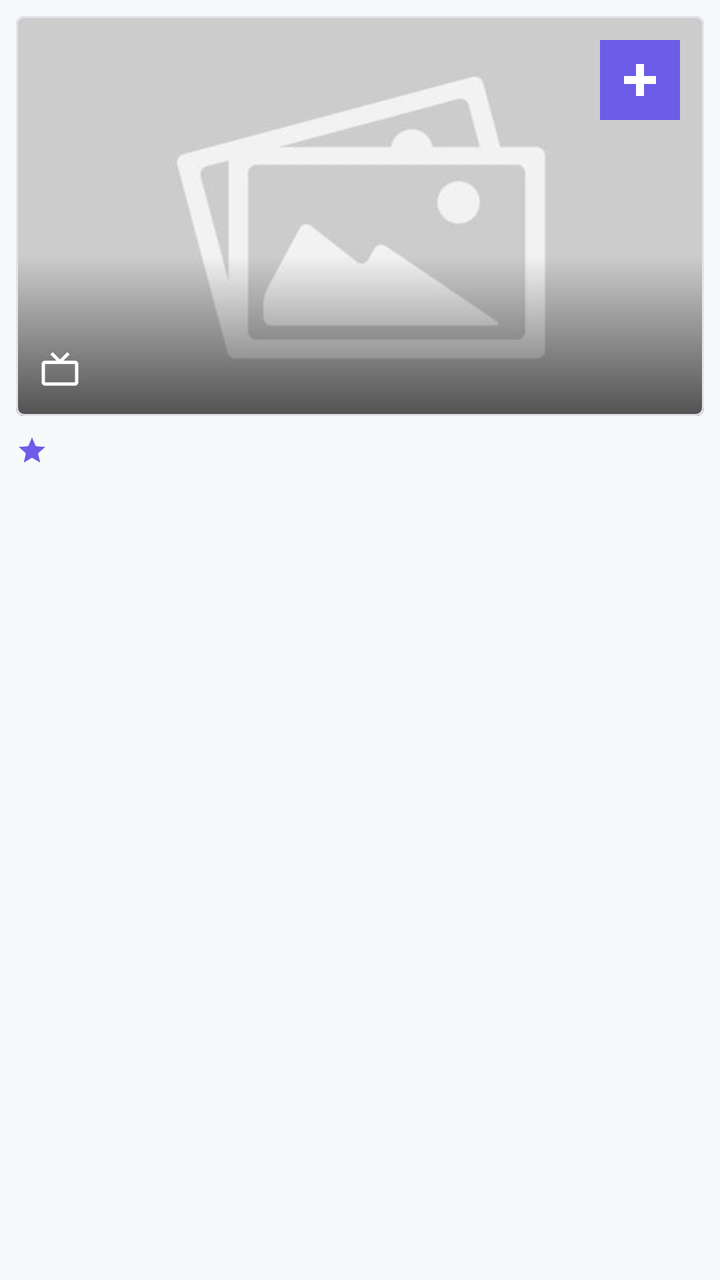
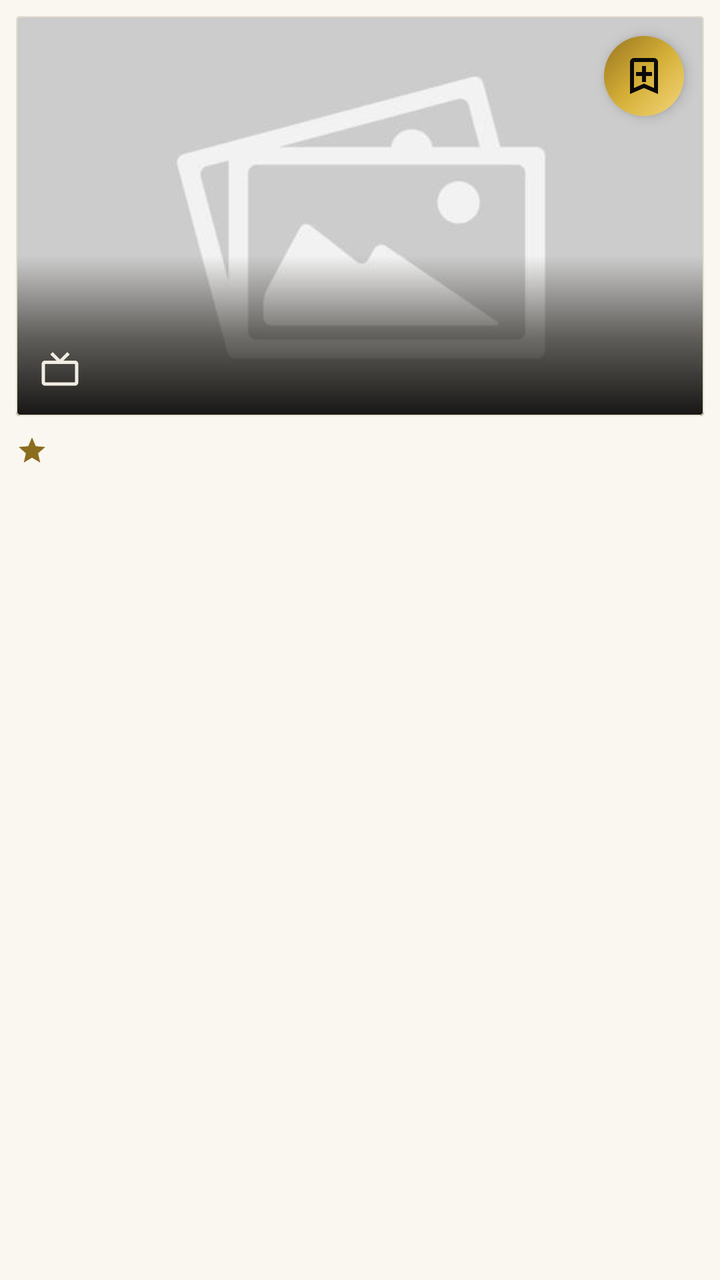

Compare the two renders of this Android layout. The source of the first and the diff that turns it into the second are given below.
<!-- AndroidManifest.xml: application theme Theme.CineXplora -->
<!-- res/layout/viewholder_resource.xml -->
<?xml version="1.0" encoding="utf-8"?>
<LinearLayout
    xmlns:android="http://schemas.android.com/apk/res/android"
    xmlns:app="http://schemas.android.com/apk/res-auto"
    android:layout_width="match_parent"
    android:layout_height="wrap_content"
    android:orientation="vertical"
    android:padding="8dp">

    <com.google.android.material.card.MaterialCardView
        android:layout_width="match_parent"
        android:layout_height="200dp"
        app:cardCornerRadius="@dimen/radius_sm"
        app:cardElevation="0dp"
        app:strokeWidth="@dimen/card_border_width"
        app:strokeColor="?android:attr/listDivider"
        app:cardBackgroundColor="?attr/colorSurface">

        <FrameLayout
            android:layout_width="match_parent"
            android:layout_height="match_parent">

            <ImageView
                android:id="@+id/imgResource"
                android:layout_width="match_parent"
                android:layout_height="match_parent"
                android:scaleType="centerCrop"
                android:src="@drawable/placeholder" />

            <View
                android:layout_width="match_parent"
                android:layout_height="80dp"
                android:layout_gravity="bottom"
                android:background="@drawable/gradient_overlay" />

            <ImageButton
                android:id="@+id/btnAddWatchlist"
                android:layout_width="40dp"
                android:layout_height="40dp"
                android:layout_gravity="top|end"
                android:layout_margin="12dp"
                android:background="?attr/colorPrimary"
                android:src="@drawable/ic_add_bold"
                app:tint="?attr/colorOnPrimary"
                android:contentDescription="Añadir a lista"
                android:foreground="?attr/selectableItemBackgroundBorderless"
                android:clickable="true"
                android:focusable="true" />

            <LinearLayout
                android:layout_width="match_parent"
                android:layout_height="wrap_content"
                android:layout_gravity="bottom"
                android:gravity="center_vertical"
                android:orientation="horizontal"
                android:padding="12dp">

                <ImageView
                    android:layout_width="20dp"
                    android:layout_height="20dp"
                    android:layout_marginEnd="8dp"
                    android:src="@drawable/ic_tv"
                    app:tint="@android:color/white" />

                <TextView
                    android:id="@+id/txtTitle"
                    android:layout_width="wrap_content"
                    android:layout_height="wrap_content"
                    android:layout_marginStart="8dp"
                    android:textColor="@android:color/white"
                    android:textSize="18sp"
                    android:textStyle="bold" />
            </LinearLayout>
        </FrameLayout>
    </com.google.android.material.card.MaterialCardView>

    <LinearLayout
        android:layout_width="match_parent"
        android:layout_height="wrap_content"
        android:layout_marginTop="8dp"
        android:gravity="center_vertical"
        android:orientation="horizontal">

        <ImageView
            android:layout_width="16dp"
            android:layout_height="16dp"
            android:src="@drawable/ic_star"
            app:tint="?attr/colorPrimary" />

        <TextView
            android:id="@+id/txtRating"
            android:layout_width="wrap_content"
            android:layout_height="wrap_content"
            android:layout_marginStart="4dp"
            android:textColor="?android:attr/textColorPrimary"
            android:textSize="14sp"
            android:textStyle="bold" />

    </LinearLayout>

    <TextView
        android:id="@+id/txtDescription"
        android:layout_width="match_parent"
        android:layout_height="wrap_content"
        android:layout_marginTop="4dp"
        android:ellipsize="end"
        android:maxLines="2"
        android:textColor="?android:attr/textColorSecondary"
        android:textSize="15sp" />

</LinearLayout>
<!-- resources referenced by this layout -->
<resources>
  <dimen name="card_border_width">1dp</dimen>
  <dimen name="radius_sm">4dp</dimen>
  <!-- drawable gradient_overlay (drawable) -->
  <?xml version="1.0" encoding="utf-8"?>
  <shape xmlns:android="http://schemas.android.com/apk/res/android">
      <gradient
          android:angle="90"
          android:endColor="@android:color/transparent"
          android:startColor="#99000000" />
  </shape>
  <!-- drawable ic_add_bold (drawable) -->
  <?xml version="1.0" encoding="utf-8"?>
  <vector xmlns:android="http://schemas.android.com/apk/res/android"
      android:width="24dp"
      android:height="24dp"
      android:viewportWidth="24.0"
      android:viewportHeight="24.0">
      <path
          android:fillColor="#FF000000"
          android:pathData="M20,14H14V20H10V14H4V10H10V4H14V10H20V14Z"/>
  </vector>
  <!-- drawable ic_star (drawable) -->
  <?xml version="1.0" encoding="utf-8"?>
  <vector xmlns:android="http://schemas.android.com/apk/res/android"
      android:width="24dp"
      android:height="24dp"
      android:viewportWidth="24"
      android:viewportHeight="24"
      android:tint="#FFC107"> <path
      android:fillColor="@android:color/white"
      android:pathData="M12,17.27L18.18,21L16.54,13.97L22,9.24L14.81,8.62L12,2L9.19,8.62L2,9.24L7.45,13.97L5.82,21L12,17.27Z"/>
  </vector>
  <!-- drawable ic_tv (drawable) -->
  <?xml version="1.0" encoding="utf-8"?>
  <vector xmlns:android="http://schemas.android.com/apk/res/android"
      android:width="24dp"
      android:height="24dp"
      android:viewportWidth="24"
      android:viewportHeight="24"
      android:tint="#FFFFFF">
      <path
          android:fillColor="@android:color/white"
          android:pathData="M21,10V21H3V10H21M21,8H3C1.9,8 1,8.9 1,10V21C1,22.1 1.9,23 3,23H21C22.1,23 23,22.1 23,21V10C23,8.9 22.1,8 21,8L21,8ZM16.41,2.83L12,7.24L7.59,2.83L6.17,4.24L10.59,8.66L12,10.07L13.41,8.66L17.83,4.24L16.41,2.83Z"/>
  </vector>
  <style name="Base.Theme.CineXplora" parent="Theme.Material3.DayNight.NoActionBar">
  
          <item name="colorPrimary">@color/light_accent_primary</item>
          <item name="colorPrimaryVariant">@color/light_accent_primary_variant</item>
          <item name="colorOnPrimary">@color/light_on_accent</item>
          <item name="colorSecondary">@color/light_accent_secondary</item>
          <item name="colorOnSecondary">@color/light_on_accent</item>
  
  
          <item name="android:windowBackground">@color/light_background</item>
          <item name="colorSurface">@color/light_surface</item>
          <item name="colorSurfaceVariant">@color/light_surface_elevated</item>
          <item name="colorOnSurface">@color/light_text_primary</item>
          <item name="colorOnSurfaceVariant">@color/light_text_secondary</item>
  
          <item name="android:textColorPrimary">@color/light_text_primary</item>
          <item name="android:textColorSecondary">@color/light_text_secondary</item>
          <item name="android:textColorHint">@color/light_text_disabled</item>
  
          <item name="colorControlNormal">@color/light_text_secondary</item>
          <item name="colorControlActivated">@color/light_accent_primary</item>
          <item name="colorError">@color/light_error</item>
  
          <item name="android:statusBarColor">@color/light_background</item>
          <item name="android:windowLightStatusBar">true</item>
  
          <item name="android:listDivider">@color/light_divider</item>
  
          <item name="accentGlow">@color/light_accent_glow</item>
          <item name="badgeMovie">@color/light_badge_movie</item>
          <item name="badgeSerie">@color/light_badge_serie</item>
          <item name="errorSurface">@color/light_error_surface</item>
          <item name="successColor">@color/light_success</item>
          <item name="successSurface">@color/light_success_surface</item>
          <item name="surfaceElevated">@color/light_surface_elevated</item>
  
          <item name="textInputStyle">@style/CineXplora.TextInputLayout</item>
          <item name="materialButtonStyle">@style/CineXplora.Button</item>
          <item name="materialCardViewStyle">@style/CineXplora.Card</item>
          <item name="alertDialogTheme">@style/CineXplora.AlertDialog</item>
      </style>
  <color name="light_accent_primary">#6C5CE7</color>
  <color name="light_accent_primary_variant">#5A4BD1</color>
  <color name="light_accent_secondary">#00D2D3</color>
  <color name="light_background">#F8F9FA</color>
  <color name="light_surface_elevated">#F0F1F3</color>
  <color name="light_text_primary">#0D0F13</color>
  <color name="light_text_secondary">#5A5F6B</color>
  <color name="light_text_disabled">#A0A4AD</color>
  <color name="light_error">#E74C3C</color>
  <color name="light_divider">#E2E4E9</color>
  <color name="light_accent_glow">#1A6C5CE7</color>
  <color name="light_badge_movie">#6C5CE7</color>
  <color name="light_badge_serie">#00D2D3</color>
  <color name="light_error_surface">#FDECEC</color>
  <color name="light_success">#27AE60</color>
  <color name="light_success_surface">#E8F8EF</color>
  <style name="CineXplora.TextInputLayout" parent="Widget.Material3.TextInputLayout.OutlinedBox">
          <item name="boxCornerRadiusTopStart">@dimen/radius_sm</item>
          <item name="boxCornerRadiusTopEnd">@dimen/radius_sm</item>
          <item name="boxCornerRadiusBottomStart">@dimen/radius_sm</item>
          <item name="boxCornerRadiusBottomEnd">@dimen/radius_sm</item>
          <item name="boxStrokeColor">?android:attr/listDivider</item>
          <item name="boxStrokeWidthFocused">2dp</item>
          <item name="hintTextColor">?attr/colorPrimary</item>
      </style>
  <style name="CineXplora.Button" parent="Widget.Material3.Button">
          <item name="cornerRadius">@dimen/radius_sm</item>
          <item name="android:minHeight">@dimen/button_height</item>
          <item name="backgroundTint">?attr/colorPrimary</item>
          <item name="android:textColor">?attr/colorOnPrimary</item>
          <item name="android:textSize">14sp</item>
          <item name="android:textStyle">bold</item>
          <item name="android:letterSpacing">0.02</item>
          <item name="android:textAllCaps">false</item>
      </style>
  <style name="CineXplora.Card" parent="Widget.Material3.CardView.Filled">
          <item name="cardCornerRadius">@dimen/radius_sm</item>
          <item name="cardElevation">0dp</item>
          <item name="strokeWidth">@dimen/card_border_width</item>
          <item name="strokeColor">?android:attr/listDivider</item>
          <item name="cardBackgroundColor">?attr/colorSurface</item>
      </style>
  <style name="CineXplora.AlertDialog" parent="ThemeOverlay.Material3.MaterialAlertDialog">
          <item name="android:background">@drawable/bg_dialog</item>
          <item name="android:windowMinWidthMajor">80%</item>
          <item name="android:windowMinWidthMinor">90%</item>
          <item name="buttonBarPositiveButtonStyle">@style/CineXplora.AlertDialog.Button</item>
          <item name="buttonBarNegativeButtonStyle">@style/CineXplora.AlertDialog.Button.Negative</item>
      </style>
  <!-- drawable bg_dialog (drawable) -->
  <?xml version="1.0" encoding="utf-8"?>
  <shape xmlns:android="http://schemas.android.com/apk/res/android">
      <solid android:color="?attr/colorSurface" />
      <corners android:radius="@dimen/radius_lg" />
  </shape>
  <style name="CineXplora.AlertDialog.Button" parent="Widget.Material3.Button.TextButton">
          <item name="android:textColor">?attr/colorPrimary</item>
          <item name="android:textStyle">bold</item>
          <item name="android:textAllCaps">false</item>
      </style>
  <style name="CineXplora.AlertDialog.Button.Negative" parent="Widget.Material3.Button.TextButton">
          <item name="android:textColor">?android:attr/textColorSecondary</item>
          <item name="android:textAllCaps">false</item>
      </style>
  <dimen name="radius_lg">4dp</dimen>
  <!-- unchanged entries left out for length: 5 -->
</resources>

<!-- the commit's change to res/layout/viewholder_resource.xml (unified diff, before → after) -->
@@ -38,12 +38,14 @@
                 android:layout_width="40dp"
                 android:layout_height="40dp"
                 android:layout_gravity="top|end"
-                android:layout_margin="12dp"
-                android:background="?attr/colorPrimary"
-                android:src="@drawable/ic_add_bold"
-                app:tint="?attr/colorOnPrimary"
-                android:contentDescription="Añadir a lista"
-                android:foreground="?attr/selectableItemBackgroundBorderless"
+                android:layout_margin="10dp"
+                android:background="@drawable/bg_btn_watchlist"
+                android:src="@drawable/ic_bookmark_add"
+                android:tint="@color/dark_on_accent"
+                android:scaleType="center"
+                android:padding="9dp"
+                android:elevation="4dp"
+                android:contentDescription="Añadir a pendientes"
                 android:clickable="true"
                 android:focusable="true" />
 
@@ -60,14 +62,14 @@
                     android:layout_height="20dp"
                     android:layout_marginEnd="8dp"
                     android:src="@drawable/ic_tv"
-                    app:tint="@android:color/white" />
+                    app:tint="#F2EDE3" />
 
                 <TextView
                     android:id="@+id/txtTitle"
                     android:layout_width="wrap_content"
                     android:layout_height="wrap_content"
                     android:layout_marginStart="8dp"
-                    android:textColor="@android:color/white"
+                    android:textColor="#F2EDE3"
                     android:textSize="18sp"
                     android:textStyle="bold" />
             </LinearLayout>
<!-- resource entries referenced after the edit -->
@@ -1,25 +1,57 @@
 <!-- resources referenced by this layout -->
 <resources>
-  <dimen name="card_border_width">1dp</dimen>
-  <dimen name="radius_sm">4dp</dimen>
+  <color name="dark_on_accent">#0B0A08</color>
+  <dimen name="card_border_width">0.75dp</dimen>
+  <dimen name="radius_sm">2dp</dimen>
+  <!-- drawable bg_btn_watchlist (drawable) -->
+  <?xml version="1.0" encoding="utf-8"?>
+  <selector xmlns:android="http://schemas.android.com/apk/res/android">
+      
+      <item android:state_pressed="true">
+          <shape android:shape="oval">
+              <gradient
+                  android:angle="135"
+                  android:startColor="#D4A830"
+                  android:endColor="#7A5D18"
+                  android:type="linear" />
+          </shape>
+      </item>
+      
+      <item>
+          <shape android:shape="oval">
+              <gradient
+                  android:angle="135"
+                  android:startColor="@color/gold_gradient_start"
+                  android:centerColor="@color/gold_gradient_mid"
+                  android:endColor="@color/gold_gradient_end"
+                  android:type="linear" />
+          </shape>
+      </item>
+  </selector>
   <!-- drawable gradient_overlay (drawable) -->
   <?xml version="1.0" encoding="utf-8"?>
   <shape xmlns:android="http://schemas.android.com/apk/res/android">
       <gradient
           android:angle="90"
-          android:endColor="@android:color/transparent"
-          android:startColor="#99000000" />
+          android:startColor="#F00B0A08"
+          android:centerColor="#991A1610"
+          android:endColor="@android:color/transparent" />
   </shape>
-  <!-- drawable ic_add_bold (drawable) -->
+  <!-- drawable ic_bookmark_add (drawable) -->
   <?xml version="1.0" encoding="utf-8"?>
   <vector xmlns:android="http://schemas.android.com/apk/res/android"
       android:width="24dp"
       android:height="24dp"
-      android:viewportWidth="24.0"
-      android:viewportHeight="24.0">
+      android:viewportWidth="24"
+      android:viewportHeight="24">
+      
       <path
-          android:fillColor="#FF000000"
-          android:pathData="M20,14H14V20H10V14H4V10H10V4H14V10H20V14Z"/>
+          android:fillColor="@android:color/white"
+          android:pathData="M17,3H7C5.9,3 5,3.9 5,5V21L12,18L19,21V5C19,3.9 18.1,3 17,3ZM17,18L12,15.82L7,18V5H17V18Z"/>
+      
+      <path
+          android:fillColor="@android:color/white"
+          android:pathData="M13,7H11V10H8V12H11V15H13V12H16V10H13V7Z"/>
   </vector>
   <!-- drawable ic_star (drawable) -->
   <?xml version="1.0" encoding="utf-8"?>
@@ -28,7 +60,7 @@
       android:height="24dp"
       android:viewportWidth="24"
       android:viewportHeight="24"
-      android:tint="#FFC107"> <path
+      android:tint="#D4AF37"> <path
       android:fillColor="@android:color/white"
       android:pathData="M12,17.27L18.18,21L16.54,13.97L22,9.24L14.81,8.62L12,2L9.19,8.62L2,9.24L7.45,13.97L5.82,21L12,17.27Z"/>
   </vector>
@@ -39,11 +71,14 @@
       android:height="24dp"
       android:viewportWidth="24"
       android:viewportHeight="24"
-      android:tint="#FFFFFF">
+      android:tint="#F2EDE3">
       <path
           android:fillColor="@android:color/white"
           android:pathData="M21,10V21H3V10H21M21,8H3C1.9,8 1,8.9 1,10V21C1,22.1 1.9,23 3,23H21C22.1,23 23,22.1 23,21V10C23,8.9 22.1,8 21,8L21,8ZM16.41,2.83L12,7.24L7.59,2.83L6.17,4.24L10.59,8.66L12,10.07L13.41,8.66L17.83,4.24L16.41,2.83Z"/>
   </vector>
+  <color name="gold_gradient_start">#F5D67B</color>
+  <color name="gold_gradient_mid">#D4AF37</color>
+  <color name="gold_gradient_end">#9A7520</color>
   <style name="Base.Theme.CineXplora" parent="Theme.Material3.DayNight.NoActionBar">
   
           <item name="colorPrimary">@color/light_accent_primary</item>
@@ -52,7 +87,6 @@
           <item name="colorSecondary">@color/light_accent_secondary</item>
           <item name="colorOnSecondary">@color/light_on_accent</item>
   
-  
           <item name="android:windowBackground">@color/light_background</item>
           <item name="colorSurface">@color/light_surface</item>
           <item name="colorSurfaceVariant">@color/light_surface_elevated</item>
@@ -65,10 +99,14 @@
   
           <item name="colorControlNormal">@color/light_text_secondary</item>
           <item name="colorControlActivated">@color/light_accent_primary</item>
+          
+          <item name="colorControlHighlight">#1A8C6D1F</item>
           <item name="colorError">@color/light_error</item>
   
           <item name="android:statusBarColor">@color/light_background</item>
           <item name="android:windowLightStatusBar">true</item>
+          <item name="android:navigationBarColor">@color/light_background</item>
+          <item name="android:windowLightNavigationBar" tools:targetApi="o_mr1">true</item>
   
           <item name="android:listDivider">@color/light_divider</item>
   
@@ -84,72 +122,118 @@
           <item name="materialButtonStyle">@style/CineXplora.Button</item>
           <item name="materialCardViewStyle">@style/CineXplora.Card</item>
           <item name="alertDialogTheme">@style/CineXplora.AlertDialog</item>
-      </style>
-  <color name="light_accent_primary">#6C5CE7</color>
-  <color name="light_accent_primary_variant">#5A4BD1</color>
-  <color name="light_accent_secondary">#00D2D3</color>
-  <color name="light_background">#F8F9FA</color>
-  <color name="light_surface_elevated">#F0F1F3</color>
-  <color name="light_text_primary">#0D0F13</color>
-  <color name="light_text_secondary">#5A5F6B</color>
-  <color name="light_text_disabled">#A0A4AD</color>
-  <color name="light_error">#E74C3C</color>
-  <color name="light_divider">#E2E4E9</color>
-  <color name="light_accent_glow">#1A6C5CE7</color>
-  <color name="light_badge_movie">#6C5CE7</color>
-  <color name="light_badge_serie">#00D2D3</color>
-  <color name="light_error_surface">#FDECEC</color>
-  <color name="light_success">#27AE60</color>
-  <color name="light_success_surface">#E8F8EF</color>
+          <item name="materialAlertDialogTheme">@style/CineXplora.AlertDialog</item>
+      </style>
+  <color name="light_accent_primary">#8C6D1F</color>
+  <color name="light_accent_primary_variant">#6E5618</color>
+  <color name="light_accent_secondary">#B8962E</color>
+  <color name="light_background">#FAF7F0</color>
+  <color name="light_surface_elevated">#F1ECE0</color>
+  <color name="light_text_primary">#171410</color>
+  <color name="light_text_secondary">#6B6353</color>
+  <color name="light_text_disabled">#B3AB99</color>
+  <color name="light_error">#B3362E</color>
+  <color name="light_divider">#E5DFD0</color>
+  <color name="light_accent_glow">#1A8C6D1F</color>
+  <color name="light_badge_movie">#8C6D1F</color>
+  <color name="light_badge_serie">#6E5694</color>
+  <color name="light_error_surface">#F9E9E7</color>
+  <color name="light_success">#4F7A3D</color>
+  <color name="light_success_surface">#EBF2E5</color>
   <style name="CineXplora.TextInputLayout" parent="Widget.Material3.TextInputLayout.OutlinedBox">
           <item name="boxCornerRadiusTopStart">@dimen/radius_sm</item>
           <item name="boxCornerRadiusTopEnd">@dimen/radius_sm</item>
           <item name="boxCornerRadiusBottomStart">@dimen/radius_sm</item>
           <item name="boxCornerRadiusBottomEnd">@dimen/radius_sm</item>
           <item name="boxStrokeColor">?android:attr/listDivider</item>
-          <item name="boxStrokeWidthFocused">2dp</item>
+          <item name="boxStrokeWidthFocused">1.5dp</item>
           <item name="hintTextColor">?attr/colorPrimary</item>
+          <item name="boxBackgroundColor">?attr/surfaceElevated</item>
       </style>
   <style name="CineXplora.Button" parent="Widget.Material3.Button">
           <item name="cornerRadius">@dimen/radius_sm</item>
           <item name="android:minHeight">@dimen/button_height</item>
-          <item name="backgroundTint">?attr/colorPrimary</item>
-          <item name="android:textColor">?attr/colorOnPrimary</item>
+          <item name="backgroundTint">@null</item>
+          <item name="android:background">@drawable/bg_button_gold</item>
+          <item name="android:textColor">@color/dark_on_accent</item>
           <item name="android:textSize">14sp</item>
           <item name="android:textStyle">bold</item>
-          <item name="android:letterSpacing">0.02</item>
-          <item name="android:textAllCaps">false</item>
+          <item name="android:letterSpacing">0.06</item>
+          <item name="android:textAllCaps">false</item>
+          <item name="iconTint">@color/dark_on_accent</item>
       </style>
   <style name="CineXplora.Card" parent="Widget.Material3.CardView.Filled">
-          <item name="cardCornerRadius">@dimen/radius_sm</item>
+          <item name="cardCornerRadius">@dimen/radius_md</item>
           <item name="cardElevation">0dp</item>
           <item name="strokeWidth">@dimen/card_border_width</item>
           <item name="strokeColor">?android:attr/listDivider</item>
           <item name="cardBackgroundColor">?attr/colorSurface</item>
       </style>
   <style name="CineXplora.AlertDialog" parent="ThemeOverlay.Material3.MaterialAlertDialog">
-          <item name="android:background">@drawable/bg_dialog</item>
           <item name="android:windowMinWidthMajor">80%</item>
           <item name="android:windowMinWidthMinor">90%</item>
-          <item name="buttonBarPositiveButtonStyle">@style/CineXplora.AlertDialog.Button</item>
+          
+          <item name="shapeAppearanceMediumComponent">@style/ShapeAppearance.CineXplora.Dialog</item>
+          
+          <item name="buttonBarPositiveButtonStyle">@style/CineXplora.AlertDialog.Button.Positive</item>
           <item name="buttonBarNegativeButtonStyle">@style/CineXplora.AlertDialog.Button.Negative</item>
-      </style>
-  <!-- drawable bg_dialog (drawable) -->
-  <?xml version="1.0" encoding="utf-8"?>
-  <shape xmlns:android="http://schemas.android.com/apk/res/android">
-      <solid android:color="?attr/colorSurface" />
-      <corners android:radius="@dimen/radius_lg" />
-  </shape>
-  <style name="CineXplora.AlertDialog.Button" parent="Widget.Material3.Button.TextButton">
+          <item name="buttonBarNeutralButtonStyle">@style/CineXplora.AlertDialog.Button.Neutral</item>
+      </style>
+  <!-- drawable bg_button_gold (drawable) -->
+  <?xml version="1.0" encoding="utf-8"?>
+  <selector xmlns:android="http://schemas.android.com/apk/res/android">
+      
+      <item android:state_enabled="false">
+          <shape android:shape="rectangle">
+              <solid android:color="?attr/surfaceElevated" />
+              <corners android:radius="@dimen/radius_sm" />
+          </shape>
+      </item>
+      
+      <item android:state_pressed="true">
+          <shape android:shape="rectangle">
+              <gradient
+                  android:angle="135"
+                  android:startColor="#D4A830"
+                  android:centerColor="#B8962E"
+                  android:endColor="#7A5D18"
+                  android:type="linear" />
+              <corners android:radius="@dimen/radius_sm" />
+          </shape>
+      </item>
+      
+      <item>
+          <shape android:shape="rectangle">
+              <gradient
+                  android:angle="135"
+                  android:startColor="@color/gold_gradient_start"
+                  android:centerColor="@color/gold_gradient_mid"
+                  android:endColor="@color/gold_gradient_end"
+                  android:type="linear" />
+              <corners android:radius="@dimen/radius_sm" />
+          </shape>
+      </item>
+  </selector>
+  <dimen name="radius_md">4dp</dimen>
+  <style name="ShapeAppearance.CineXplora.Dialog" parent="ShapeAppearance.Material3.MediumComponent">
+          <item name="cornerFamily">rounded</item>
+          <item name="cornerSize">@dimen/radius_md</item>
+      </style>
+  <style name="CineXplora.AlertDialog.Button.Positive" parent="Widget.Material3.Button.TextButton.Dialog">
           <item name="android:textColor">?attr/colorPrimary</item>
           <item name="android:textStyle">bold</item>
-          <item name="android:textAllCaps">false</item>
-      </style>
-  <style name="CineXplora.AlertDialog.Button.Negative" parent="Widget.Material3.Button.TextButton">
+          <item name="android:letterSpacing">0.04</item>
+          <item name="android:textAllCaps">false</item>
+          <item name="rippleColor">?attr/accentGlow</item>
+      </style>
+  <style name="CineXplora.AlertDialog.Button.Negative" parent="Widget.Material3.Button.TextButton.Dialog">
           <item name="android:textColor">?android:attr/textColorSecondary</item>
           <item name="android:textAllCaps">false</item>
       </style>
-  <dimen name="radius_lg">4dp</dimen>
+  <style name="CineXplora.AlertDialog.Button.Neutral" parent="Widget.Material3.Button.TextButton.Dialog">
+          <item name="android:textColor">?attr/colorPrimary</item>
+          <item name="android:textAllCaps">false</item>
+      </style>
   <!-- unchanged entries left out for length: 5 -->
 </resources>
 
